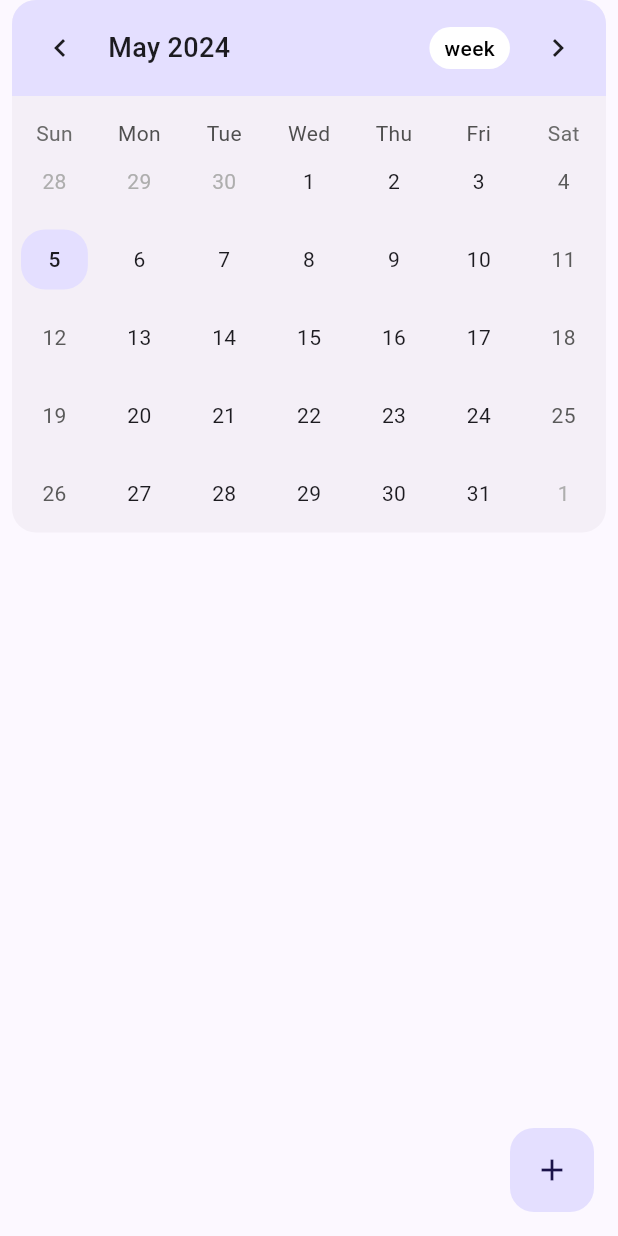
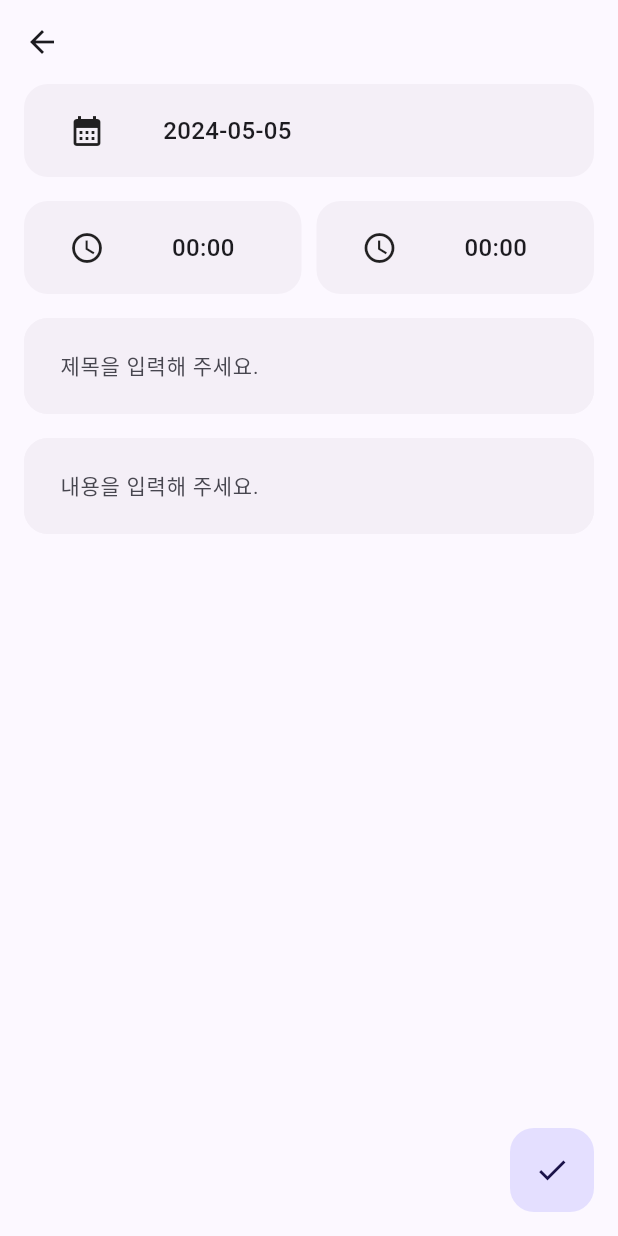
Before and after one commit to chasenpai/todo_calendar, a Flutter app: the screen it shows after launch, after a tap on the "add" icon, on a phone screen of 412 x 824 dp. Run offline on Flutter 3.47's test engine with Material 3 defaults, Android fonts, the phone set to English and light mode, and no system bars; drawn by our look-alikes of table_calendar; our stand-ins replace freezed_annotation, get_it, go_router, hive_flutter, injectable; accounts and stored records are empty.

Commit message:
todo write screen

```diff
--- a/lib/config/router.dart
+++ b/lib/config/router.dart
@@ -2,6 +2,7 @@ import 'package:go_router/go_router.dart';
 import 'package:provider/provider.dart';
 import 'package:todo_calendar/presentation/todo_list/todo_list_screen.dart';
 import 'package:todo_calendar/presentation/todo_list/todo_list_view_model.dart';
+import 'package:todo_calendar/presentation/todo_write/todo_write_screen.dart';
 
 import 'di_setup.dart';
 
@@ -17,5 +18,9 @@ final router = GoRouter(
         child: const TodoListScreen()
       ),
     ),
+    GoRoute(
+      path: '/write',
+      builder: (context, state) => const TodoWriteScreen(),
+    ),
   ],
 );
--- a/lib/presentation/todo_list/todo_list_screen.dart
+++ b/lib/presentation/todo_list/todo_list_screen.dart
@@ -1,4 +1,5 @@
 import 'package:flutter/material.dart';
+import 'package:go_router/go_router.dart';
 import 'package:table_calendar/table_calendar.dart';
 import 'package:todo_calendar/presentation/todo_list/todo_list_view_model.dart';
 import 'package:provider/provider.dart';
@@ -13,7 +14,7 @@ class TodoListScreen extends StatelessWidget {
     return Scaffold(
       body: SafeArea(
         child: Padding(
-          padding: const EdgeInsets.symmetric(horizontal: 8.0,),
+          padding: const EdgeInsets.symmetric(horizontal: 12.0,),
           child: Column(
             children: [
               Container(
@@ -134,7 +135,7 @@ class TodoListScreen extends StatelessWidget {
       floatingActionButton: FloatingActionButton(
         elevation: 0,
         onPressed: () {
-
+          context.push('/write');
         },
         child: const Icon(Icons.add,),
       ),
--- /dev/null
+++ b/lib/presentation/todo_write/component/custom_text_form_field.dart
@@ -0,0 +1,68 @@
+import 'package:flutter/material.dart';
+
+class CustomTextFormField extends StatelessWidget {
+  final String? hintText;
+  final String? errorText;
+  final ValueChanged<String>? onChanged;
+  final FormFieldSetter<String> onSaved;
+  final FormFieldValidator validator;
+
+  const CustomTextFormField({
+    this.hintText,
+    this.errorText,
+    required this.onChanged,
+    required this.onSaved,
+    required this.validator,
+    super.key,
+  });
+
+  @override
+  Widget build(BuildContext context) {
+    return TextFormField(
+      validator: validator,
+      maxLines: null,
+      cursorColor: Theme.of(context).colorScheme.primary,
+      autofocus: false,
+      onChanged: onChanged,
+      onSaved: onSaved,
+      decoration: InputDecoration(
+        contentPadding: const EdgeInsets.all(20),
+        hintText: hintText,
+        errorText: errorText,
+        hintStyle: TextStyle(
+          fontSize: 14.0,
+        ),
+        fillColor: Theme.of(context).colorScheme.onInverseSurface,
+        filled: true,
+        enabledBorder: OutlineInputBorder(
+          borderSide: BorderSide(
+            color: Theme.of(context).colorScheme.onInverseSurface,
+            width: 1.5,
+          ),
+          borderRadius: BorderRadius.circular(16.0),
+        ),
+        focusedBorder: OutlineInputBorder(
+          borderSide: BorderSide(
+            color: Theme.of(context).colorScheme.primary,
+            width: 1.5,
+          ),
+          borderRadius: BorderRadius.circular(16.0),
+        ),
+        errorBorder: OutlineInputBorder(
+          borderSide: BorderSide(
+            color: Theme.of(context).colorScheme.error,
+            width: 1.5,
+          ),
+          borderRadius: BorderRadius.circular(16.0),
+        ),
+        focusedErrorBorder: OutlineInputBorder(
+          borderSide: BorderSide(
+            color: Theme.of(context).colorScheme.error,
+            width: 1.5,
+          ),
+          borderRadius: BorderRadius.circular(16.0),
+        ),
+      ),
+    );
+  }
+}
--- /dev/null
+++ b/lib/presentation/todo_write/todo_write_screen.dart
@@ -0,0 +1,260 @@
+import 'package:flutter/material.dart';
+import 'package:todo_calendar/presentation/todo_write/component/custom_text_form_field.dart';
+
+class TodoWriteScreen extends StatefulWidget {
+  const TodoWriteScreen({super.key});
+
+  @override
+  State<TodoWriteScreen> createState() => _TodoWriteScreenState();
+}
+
+class _TodoWriteScreenState extends State<TodoWriteScreen> {
+
+  final formKey = GlobalKey<FormState>();
+  bool dateFocus = false;
+  bool startTimeFocus = false;
+  bool endTimeFocus= false;
+  String title = '';
+  String content = '';
+  DateTime date = DateTime.now();
+  TimeOfDay startTime = const TimeOfDay(hour: 0, minute: 0);
+  TimeOfDay endTime = const TimeOfDay(hour: 0, minute: 0);
+
+  @override
+  Widget build(BuildContext context) {
+    return Scaffold(
+      appBar: AppBar(
+
+      ),
+      body: SingleChildScrollView(
+        keyboardDismissBehavior: ScrollViewKeyboardDismissBehavior.onDrag,
+        child: SafeArea(
+          top: true,
+          bottom: false,
+          child: Padding(
+            padding: const EdgeInsets.symmetric(horizontal: 16.0),
+            child: Form(
+              key: formKey,
+              child: Column(
+                crossAxisAlignment: CrossAxisAlignment.stretch,
+                children: [
+                  GestureDetector(
+                    onTap: () async {
+                      setState(() {
+                        FocusScope.of(context).unfocus();
+                        dateFocus = true;
+                      });
+                      await selectDate(context);
+                      setState(() {
+                        dateFocus = false;
+                      });
+                    },
+                    child: Container(
+                      width: double.infinity,
+                      height: 62,
+                      decoration: BoxDecoration(
+                        color: Theme.of(context).colorScheme.onInverseSurface,
+                        borderRadius: BorderRadius.circular(16.0),
+                        border: dateFocus ? Border.all(
+                          color: Theme.of(context).colorScheme.primary,
+                          width: 1.5,
+                        ) : null,
+                      ),
+                      child: Row(
+                        children: [
+                          const SizedBox(width: 30,),
+                          const Icon(Icons.calendar_month),
+                          Expanded(
+                            child: Center(
+                              child: Text(
+                                '${date.year}-${(date.month).toString().padLeft(2, '0')}-${(date.day).toString().padLeft(2, '0')}',
+                                style: const TextStyle(
+                                  fontSize: 16.0,
+                                  fontWeight: FontWeight.w500,
+                                ),
+                              ),
+                            ),
+                          ),
+                          const Spacer(),
+                        ],
+                      ),
+                    ),
+                  ),
+                  const SizedBox(height: 16.0,),
+                  Row(
+                    children: [
+                      Flexible(
+                        child: GestureDetector(
+                          onTap: () async {
+                            setState(() {
+                              FocusScope.of(context).unfocus();
+                              startTimeFocus = true;
+                            });
+                            await selectTime(context, true);
+                            setState(() {
+                              startTimeFocus = false;
+                            });
+                          },
+                          child: Container(
+                            width: double.infinity,
+                            height: 62,
+                            decoration: BoxDecoration(
+                              color: Theme.of(context).colorScheme.onInverseSurface,
+                              borderRadius: BorderRadius.circular(16.0),
+                              border: startTimeFocus ? Border.all(
+                                color: Theme.of(context).colorScheme.primary,
+                                width: 1.5,
+                              ) : null,
+                            ),
+                            child: Row(
+                              children: [
+                                const SizedBox(width: 30,),
+                                const Icon(Icons.watch_later_outlined),
+                                Expanded(
+                                  child: Center(
+                                    child: Text(
+                                      '${(startTime.hour).toString().padLeft(2, '0')}:${(startTime.minute).toString().padLeft(2, '0')}',
+                                      style: const TextStyle(
+                                        fontSize: 16.0,
+                                        fontWeight: FontWeight.w500,
+                                      ),
+                                    ),
+                                  ),
+                                ),
+                              ],
+                            ),
+                          ),
+                        ),
+                      ),
+                      const SizedBox(width: 10,),
+                      Flexible(
+                        child: GestureDetector(
+                          onTap: () async {
+                            setState(() {
+                              FocusScope.of(context).unfocus();
+                              endTimeFocus = true;
+                            });
+                            await selectTime(context, false);
+                            setState(() {
+                              endTimeFocus = false;
+                            });
+                          },
+                          child: Container(
+                            width: double.infinity,
+                            height: 62,
+                            decoration: BoxDecoration(
+                              color: Theme.of(context).colorScheme.onInverseSurface,
+                              borderRadius: BorderRadius.circular(16.0),
+                              border: endTimeFocus ? Border.all(
+                                color: Theme.of(context).colorScheme.primary,
+                                width: 1.5,
+                              ) : null,
+                            ),
+                            child: Row(
+                              children: [
+                                const SizedBox(width: 30,),
+                                const Icon(Icons.watch_later_outlined),
+                                Expanded(
+                                  child: Center(
+                                    child: Text(
+                                      '${(endTime.hour).toString().padLeft(2, '0')}:${(endTime.minute).toString().padLeft(2, '0')}',
+                                      style: const TextStyle(
+                                        fontSize: 16.0,
+                                        fontWeight: FontWeight.w500,
+                                      ),
+                                    ),
+                                  ),
+                                ),
+                              ],
+                            ),
+                          ),
+                        ),
+                      ),
+                    ],
+                  ),
+                  const SizedBox(height: 16.0,),
+                  CustomTextFormField(
+                    hintText: '제목을 입력해 주세요.',
+                    onChanged: (value) {
+                      title = value;
+                    },
+                    onSaved: (value) {
+                      title = value!;
+                    },
+                    validator: (value) {
+                      if(value == null || value.isEmpty) {
+                        return '제목을 입력해 주세요.';
+                      }
+                      return null;
+                    },
+                  ),
+                  const SizedBox(height: 16.0,),
+                  CustomTextFormField(
+                    hintText: '내용을 입력해 주세요.',
+                    onChanged: (value) {
+                      content = value;
+                    },
+                    onSaved: (value) {
+                      content = value!;
+                    },
+                    validator: (value) {
+                      if(value == null || value.isEmpty) {
+                        return '내용을 입력해 주세요.';
+                      }
+                      return null;
+                    },
+                  ),
+                ],
+              ),
+            ),
+          ),
+        ),
+      ),
+      floatingActionButton: FloatingActionButton(
+        elevation: 0,
+        onPressed: () {
+          onSavePressed();
+        },
+        child: const Icon(Icons.check,),
+      ),
+    );
+  }
+
+  Future<void> selectDate(BuildContext context) async {
+    final DateTime? picked = await showDatePicker(
+      context: context,
+      initialDate: DateTime.now(),
+      firstDate: DateTime(2000),
+      lastDate: DateTime(2100),
+    );
+    if(picked != null) {
+      date = picked;
+    }
+  }
+
+  Future<void> selectTime(BuildContext context, bool isStartTime) async {
+    final TimeOfDay? picked = await showTimePicker(
+      context: context,
+      initialTime: TimeOfDay.now(),
+    );
+    if(picked != null) {
+      if(isStartTime) {
+        startTime = picked;
+      }else{
+        endTime = picked;
+      }
+    }
+  }
+
+  void onSavePressed() {
+    if(formKey.currentState == null) {
+      return;
+    }
+    if(formKey.currentState!.validate()) {
+      formKey.currentState!.save();
+      print('pass');
+    }else{
+      print('error');
+    }
+  }
+}
```
